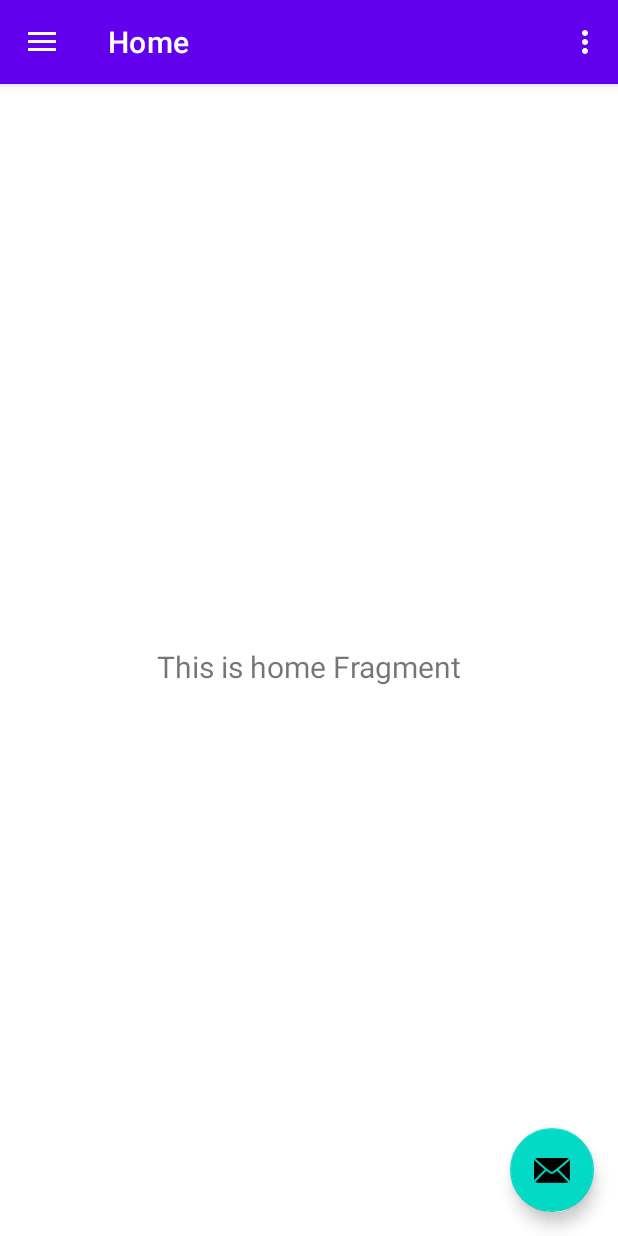
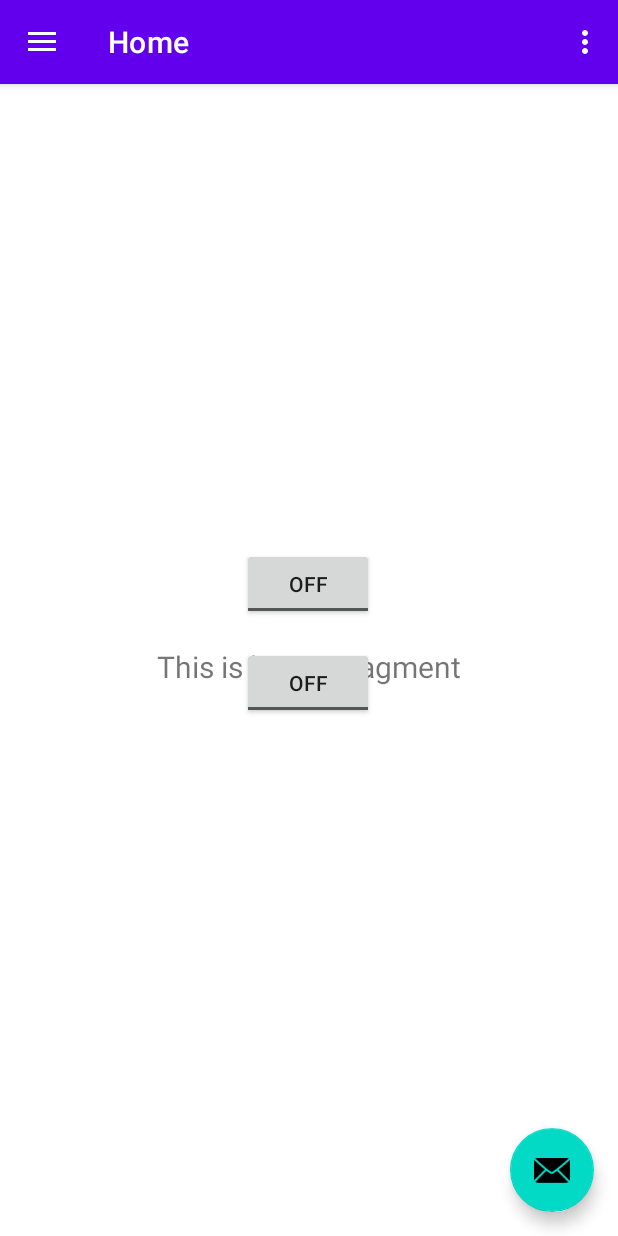
Before and after one commit to jtpunt/LightSwitch, an Android app: the screen it shows after launch (MainActivity), on a phone screen of 412 x 824 dp. Run offline under Robolectric (Android 15) with nearby library versions, the phone set to English and light mode, and no system bars; our stand-ins replace Volley, navigation-ui; network calls fail.

Commit message:
added code from other project

```diff
--- a/app/build.gradle
+++ b/app/build.gradle
@@ -45,6 +45,7 @@ dependencies {
     implementation 'androidx.lifecycle:lifecycle-viewmodel-ktx:2.2.0'
     implementation 'androidx.navigation:navigation-fragment-ktx:2.2.2'
     implementation 'androidx.navigation:navigation-ui-ktx:2.2.2'
+    implementation 'com.android.volley:volley:1.1.1'
     testImplementation 'junit:junit:4.+'
     androidTestImplementation 'androidx.test.ext:junit:1.1.1'
     androidTestImplementation 'androidx.test.espresso:espresso-core:3.2.0'
--- a/app/src/main/java/com/example/lightswitch/ui/home/HomeFragment.kt
+++ b/app/src/main/java/com/example/lightswitch/ui/home/HomeFragment.kt
@@ -1,19 +1,70 @@
 package com.example.lightswitch.ui.home
 
 import android.os.Bundle
+import android.util.Log
 import android.view.LayoutInflater
 import android.view.View
 import android.view.ViewGroup
 import android.widget.TextView
+import android.widget.ToggleButton
 import androidx.fragment.app.Fragment
 import androidx.lifecycle.Observer
 import androidx.lifecycle.ViewModelProvider
+import com.android.volley.Request
+import com.android.volley.RequestQueue
+import com.android.volley.Response
+import com.android.volley.toolbox.StringRequest
+import com.android.volley.toolbox.Volley
 import com.example.lightswitch.R
 
 class HomeFragment : Fragment() {
 
     private lateinit var homeViewModel: HomeViewModel
+    fun buildStrRequests(
+        url: String?,
+        toggleBtn: ToggleButton,
+        justOpened: BooleanArray,
+        idx: Int
+    ): StringRequest? {
+        Log.d("STATE1", "In buildStrRequests");
+        return StringRequest(
+            Request.Method.GET, url,
+            Response.Listener { response ->
+                // Display the first 500 characters of the response string.
+                Log.d("STATE1", response)
+                if (response == "0") { // the relay switch is off
+                    Log.d("STATE1", "Relay is OFF")
+                    toggleBtn.isChecked = false
+                } else if (response == "1") {
+                    Log.d("STATE1", "Relay is ON")
+                    justOpened[idx] = true
+                    toggleBtn.isChecked = true
+                }
+            }, Response.ErrorListener { })
+    }
 
+    fun setOnCheckedListener(
+        url: String?,
+        toggleBtn: ToggleButton,
+        justOpened: BooleanArray,
+        idx: Int,
+        queue: RequestQueue
+    ) {
+        toggleBtn.setOnCheckedChangeListener { buttonView, isChecked ->
+            Log.d("STATE1", "In setOnCheckListener");
+            if (buttonView.isPressed) {
+                if (justOpened[idx]) {
+                    Log.d("STATE1", "button is pressed");
+                    justOpened[idx] = false
+                } else {
+                    Log.d("STATE1", "button is not pressed");
+                    queue.add(buildStrRequests(url, toggleBtn, justOpened, idx))
+
+
+                }
+            }
+        }
+    }
     override fun onCreateView(
             inflater: LayoutInflater,
             container: ViewGroup?,
@@ -26,6 +77,26 @@ class HomeFragment : Fragment() {
         homeViewModel.text.observe(viewLifecycleOwner, Observer {
             textView.text = it
         })
+        Log.d("STATE1", "Before grabbing buttonIds")
+        val toggleBtn1: (ToggleButton) = root.findViewById(R.id.toggleButton1);
+        val toggleBtn2: (ToggleButton) = root.findViewById(R.id.toggleButton2);
+        val justOpened: BooleanArray = BooleanArray(2);
+        Log.d("STATE1", "Before building request")
+        val queue = Volley.newRequestQueue(context);
+
+
+
+        // Make an HTTP get request to get the status of our relay switch - is it on or off?
+        //  - if the relay switch is activated - change our toggle button to be set to "on",
+        //  - so that when the app is first opened, the toggle buttons are correctly set
+        queue.add(buildStrRequests("http://192.168.254.202:5000/status/2", toggleBtn1, justOpened, 0));
+        queue.add(buildStrRequests("http://192.168.254.202:5000/status/3", toggleBtn2, justOpened, 1));
+
+        // Set an event listener for when our button is turned on or off to make an HTTP request to turn
+        // the relay switch on or off
+        setOnCheckedListener("http://192.168.254.202:5000/activate/2", toggleBtn1, justOpened, 0, queue);
+        setOnCheckedListener("http://192.168.254.202:5000/activate/3", toggleBtn2, justOpened, 1, queue);
+        Log.d("STATE1", "DONE building request")
         return root
     }
 }
--- a/app/src/main/java/com/example/lightswitch/ui/home/HomeViewModel.kt
+++ b/app/src/main/java/com/example/lightswitch/ui/home/HomeViewModel.kt
@@ -10,4 +10,5 @@ class HomeViewModel : ViewModel() {
         value = "This is home Fragment"
     }
     val text: LiveData<String> = _text
+
 }
--- a/app/src/main/res/layout/content_main.xml
+++ b/app/src/main/res/layout/content_main.xml
@@ -13,8 +13,11 @@
         android:layout_width="match_parent"
         android:layout_height="match_parent"
         app:defaultNavHost="true"
-        app:layout_constraintLeft_toLeftOf="parent"
-        app:layout_constraintRight_toRightOf="parent"
-        app:layout_constraintTop_toTopOf="parent"
-        app:navGraph="@navigation/mobile_navigation" />
+        app:navGraph="@navigation/mobile_navigation"
+
+
+
+        />
+
+
 </androidx.constraintlayout.widget.ConstraintLayout>
--- a/app/src/main/res/layout/fragment_home.xml
+++ b/app/src/main/res/layout/fragment_home.xml
@@ -19,4 +19,28 @@
         app:layout_constraintEnd_toEndOf="parent"
         app:layout_constraintStart_toStartOf="parent"
         app:layout_constraintTop_toTopOf="parent" />
+
+    <ToggleButton
+        android:id="@+id/toggleButton1"
+        android:layout_width="wrap_content"
+        android:layout_height="wrap_content"
+        android:text="ToggleButton"
+        app:layout_constraintBottom_toBottomOf="parent"
+        app:layout_constraintEnd_toEndOf="parent"
+        app:layout_constraintHorizontal_bias="0.498"
+        app:layout_constraintStart_toStartOf="parent"
+        app:layout_constraintTop_toTopOf="parent"
+        app:layout_constraintVertical_bias="0.43" />
+
+    <ToggleButton
+        android:id="@+id/toggleButton2"
+        android:layout_width="wrap_content"
+        android:layout_height="wrap_content"
+        android:text="ToggleButton"
+        app:layout_constraintBottom_toBottomOf="parent"
+        app:layout_constraintEnd_toEndOf="parent"
+        app:layout_constraintHorizontal_bias="0.498"
+        app:layout_constraintStart_toStartOf="parent"
+        app:layout_constraintTop_toTopOf="parent"
+        app:layout_constraintVertical_bias="0.521" />
 </androidx.constraintlayout.widget.ConstraintLayout>
```
Also changed, not shown: app/src/main/AndroidManifest.xml (+7 -3 lines), app/src/main/java/com/example/lightswitch/MainActivity.kt (+11 -6 lines).
